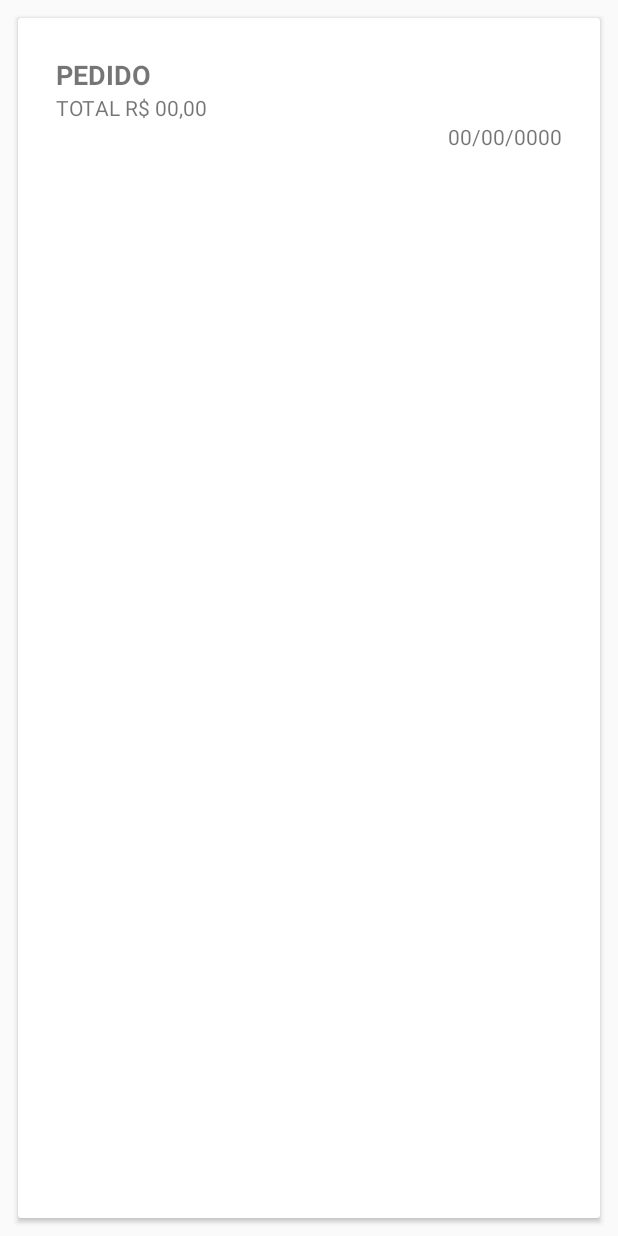
After one commit to sistemas-de-informacao/Narupet, an Android app: the layout card_item_ordered.xml on its own in the app's theme, with its tools: preview values and no code run, on a phone screen of 412 x 824 dp. The commit adds this screen. Run offline under Robolectric (Android 15) with nearby library versions, the phone set to English and light mode, and no system bars.

Commit message:
Feature - Exibir pedidos
Foi desenvolvido views para exibir pedidos com detalhes.

```diff
--- a/app/src/main/AndroidManifest.xml
+++ b/app/src/main/AndroidManifest.xml
@@ -11,7 +11,7 @@
         android:roundIcon="@mipmap/ic_launcher_round"
         android:supportsRtl="true"
         android:theme="@style/AppTheme">
-        <activity android:name=".navigation.CartActivity"></activity>
+        <activity android:name=".views.OrderedProductsActivity"></activity>
         <activity
             android:name=".views.ProductDetailsActivity"
             android:parentActivityName=".navigation.MainActivity" />
--- /dev/null
+++ b/app/src/main/java/dev/edsoncamargo/models/ProductCartOrdered.kt
@@ -0,0 +1,5 @@
+package dev.edsoncamargo.models
+
+object ProductCartOrdered {
+    var on = arrayListOf<ProductCart>()
+}
--- a/app/src/main/java/dev/edsoncamargo/views/CartFragment.kt
+++ b/app/src/main/java/dev/edsoncamargo/views/CartFragment.kt
@@ -97,10 +97,10 @@ class CartFragment : Fragment() {
             btnFinishShop.setText("FINALIZAR POR ${formatter.format(total)}")
             btnFinishShop.setOnClickListener {
                 val database =
-                    FirebaseDatabase.getInstance().reference.child(FirebaseAuth.getInstance().currentUser!!.uid)
+                    FirebaseDatabase.getInstance().reference.child("ordered").child(FirebaseAuth.getInstance().currentUser!!.uid)
                 val ordered = Ordered(date = LocalDate.now().format(DateTimeFormatter.ofPattern("dd/MM/yyyy")), total = total, products = Cart.on)
                 layoutInflater.inflate(R.layout.bag, shopContainer, true)
-                val new = database.child("ordered").push()
+                val new = database.push()
                 ordered.id = new.key
                 new.setValue(ordered)
                 cartContainer.removeAllViews()
--- a/app/src/main/java/dev/edsoncamargo/views/ProductsFragment.kt
+++ b/app/src/main/java/dev/edsoncamargo/views/ProductsFragment.kt
@@ -60,8 +60,8 @@ class ProductsFragment : Fragment() {
     }
 
     private fun updateUi(products: Set<Product>) {
+        val formatter = NumberFormat.getCurrencyInstance(Locale("pt", "BR"))
         fragmentProductsContainer.removeAllViews()
-        val formatter = NumberFormat.getCurrencyInstance(Locale("pt", "BR"))
         for (product in products) {
             val cardView =
                 layoutInflater.inflate(R.layout.card_item, fragmentProductsContainer, false)
--- a/app/src/main/res/layout/card_item_cart.xml
+++ b/app/src/main/res/layout/card_item_cart.xml
@@ -50,5 +50,11 @@
             android:text="Total R$ 00,00"
             android:textAlignment="viewEnd" />
 
+        <LinearLayout
+            android:id="@+id/containerProductsOrdered"
+            android:layout_width="match_parent"
+            android:layout_height="match_parent"
+            android:orientation="vertical"/>
+
     </LinearLayout>
 </androidx.cardview.widget.CardView>
--- /dev/null
+++ b/app/src/main/res/layout/card_item_ordered.xml
@@ -0,0 +1,35 @@
+<?xml version="1.0" encoding="utf-8"?>
+<androidx.cardview.widget.CardView xmlns:android="http://schemas.android.com/apk/res/android"
+    android:layout_width="match_parent"
+    android:layout_height="match_parent"
+    android:layout_margin="12sp">
+
+    <LinearLayout
+        android:layout_width="match_parent"
+        android:layout_height="match_parent"
+        android:orientation="vertical"
+        android:padding="25sp">
+
+        <TextView
+            android:id="@+id/tvHashOrdered"
+            android:layout_width="match_parent"
+            android:layout_height="wrap_content"
+            android:text="PEDIDO"
+            android:textAllCaps="true"
+            android:textSize="18sp"
+            android:textStyle="bold" />
+
+        <TextView
+            android:id="@+id/tvTotalOrdered"
+            android:layout_width="match_parent"
+            android:layout_height="wrap_content"
+            android:text="TOTAL R$ 00,00" />
+
+        <TextView
+            android:id="@+id/tvDateOrdered"
+            android:layout_width="match_parent"
+            android:layout_height="wrap_content"
+            android:text="00/00/0000"
+            android:textAlignment="textEnd" />
+    </LinearLayout>
+</androidx.cardview.widget.CardView>
```
Also changed, not shown: app/src/main/java/dev/edsoncamargo/navigation/MainActivity.kt (+12 -1 lines), app/src/main/java/dev/edsoncamargo/views/OrderedFragment.kt (added, +106 -0 lines), app/src/main/java/dev/edsoncamargo/views/OrderedProductsActivity.kt (added, +48 -0 lines), app/src/main/java/dev/edsoncamargo/views/SplashScreenActivity.kt (+7 -0 lines), app/src/main/res/layout/activity_ordered_products.xml (added, +20 -0 lines), app/src/main/res/layout/card_item_product_ordered.xml (added, +41 -0 lines), app/src/main/res/layout/fragment_ordered.xml (added, +18 -0 lines), app/src/main/res/menu/main_menu.xml (+8 -5 lines), app/src/main/res/drawable/bone.png (added), 1 other file.
